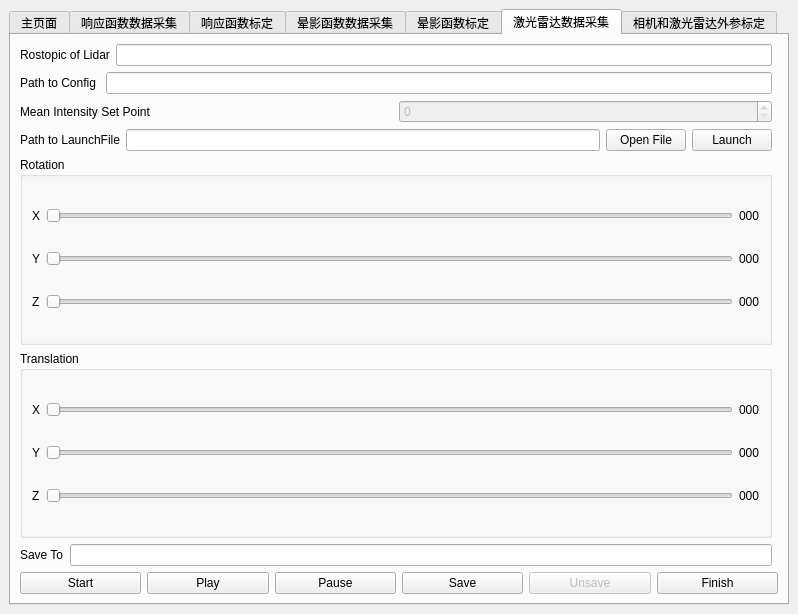
Old version of the form src/mainwindow.ui in the repository KangJialiang/Data-Platform.
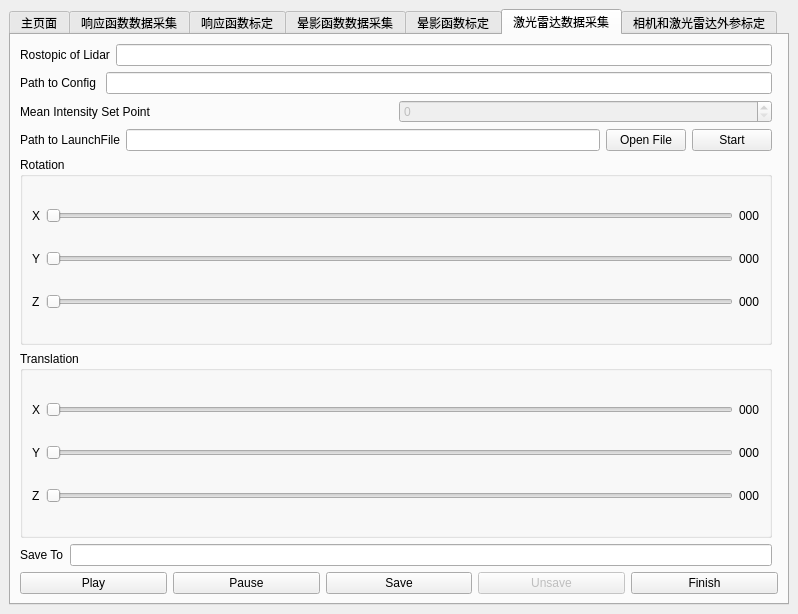
New version of the form.

Commit message: merge launchButton and startButton on Page 5

Patch:
```diff
--- a/src/mainwindow.ui
+++ b/src/mainwindow.ui
@@ -903,13 +903,6 @@
         </item>
         <item row="8" column="0" colspan="2">
          <layout class="QHBoxLayout" name="buttonGroup">
-          <item>
-           <widget class="QPushButton" name="startButtonP5">
-            <property name="text">
-             <string>Start</string>
-            </property>
-           </widget>
-          </item>
           <item>
            <widget class="QPushButton" name="playButtonP5">
             <property name="text">
@@ -987,9 +980,9 @@
            </widget>
           </item>
           <item>
-           <widget class="QPushButton" name="launchButton">
+           <widget class="QPushButton" name="startButtonP5">
             <property name="text">
-             <string>Launch</string>
+             <string>Start</string>
             </property>
            </widget>
           </item>
```
The commit also changes 2 other files.
